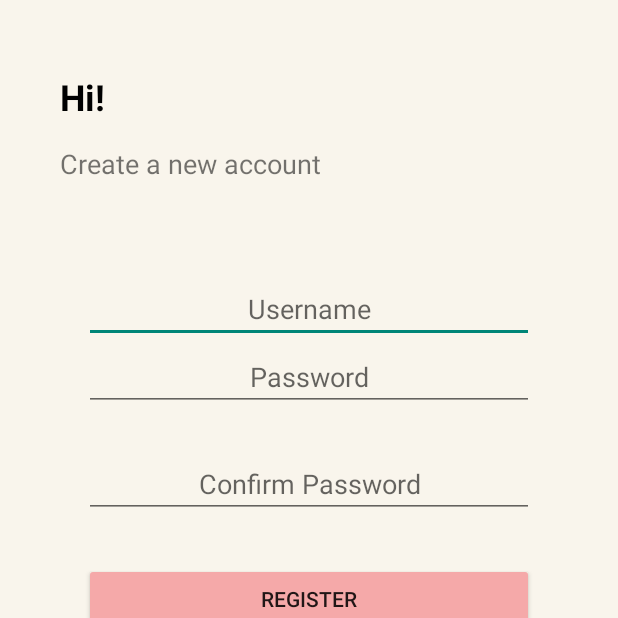
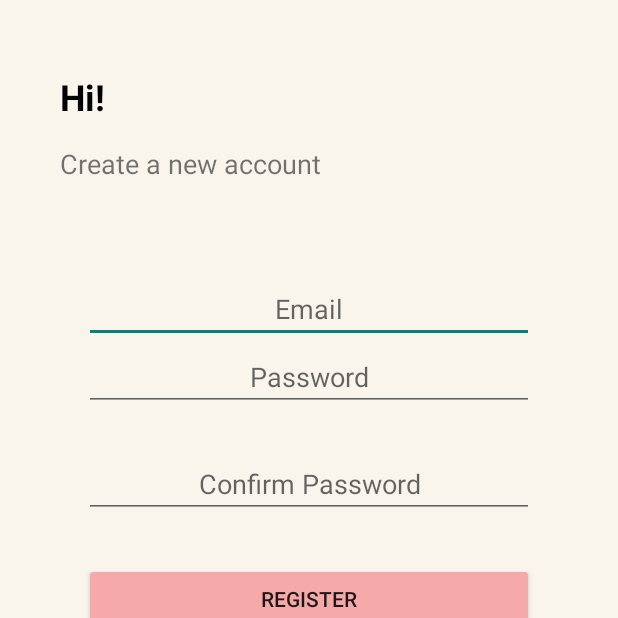
Before and after one commit to Pearl-Dsilva/AR_Learning, an Android app built with Jetpack Compose: the RegisterActivity screen opened directly, with no data from a screen before it, after a tap on "REGISTER", on a phone screen of 412 x 824 dp, the top half of it. Run offline under Robolectric (Android 15) with nearby library versions, the phone set to English and light mode, and no system bars; our stand-ins replace Firebase (no records; nobody signed in at launch, a user with empty details on screens opened directly).

Commit message:
added test cases and fixed login, register pages 09/07/2024

```diff
--- a/app/src/main/AndroidManifest.xml
+++ b/app/src/main/AndroidManifest.xml
@@ -80,8 +80,7 @@
         <activity
             android:name="com.sproj.arimagerecognizer.MainActivity"
             android:configChanges="orientation|screenSize|screenLayout|keyboardHidden"
-            android:exported="true"
-            android:screenOrientation="fullSensor">
+            android:exported="true">
             <intent-filter>
                 <action android:name="android.intent.action.MAIN" />
 
--- a/app/src/main/java/com/sproj/arimagerecognizer/RegisterActivity.java
+++ b/app/src/main/java/com/sproj/arimagerecognizer/RegisterActivity.java
@@ -19,6 +19,7 @@ public class RegisterActivity extends AppCompatActivity {
 
     private FirebaseAuth mAuth;
     private static final String TAG = "RegisterActivity";
+    private View loadingIndicatorReg;
 
     @Override
     protected void onCreate(Bundle savedInstanceState) {
@@ -29,13 +30,15 @@ public class RegisterActivity extends AppCompatActivity {
         final EditText usernameEditText = findViewById(R.id.editTextNewUsername);
         final EditText passwordEditText = findViewById(R.id.editTextNewPassword);
         final EditText confirmPasswordEditText = findViewById(R.id.editTextConfirmPassword);
+          loadingIndicatorReg = findViewById(R.id.loadingIndicatorReg);
+
         Button registerButton = findViewById(R.id.button_register_enter);
 
         // Set click listener for the register button
         registerButton.setOnClickListener(v -> {
-            String username = usernameEditText.getText().toString();
-            String password = passwordEditText.getText().toString();
-            String confirmPassword = confirmPasswordEditText.getText().toString();
+            String username = usernameEditText.getText().toString().trim();
+            String password = passwordEditText.getText().toString().trim();
+            String confirmPassword = confirmPasswordEditText.getText().toString().trim();
 
             registerNewUser(username, password, confirmPassword);
         });
@@ -44,25 +47,29 @@ public class RegisterActivity extends AppCompatActivity {
 
     private void registerNewUser(String email, String password, String confirmPassword) {
 
-        if (!(validateEmail(email) && validatePassword(password) && validateConfirmPassword(password, confirmPassword)))
+        if (!(validateEmail(email) && validatePassword(password) && validateConfirmPassword(password, confirmPassword))) {
             return;
+        }
+
+        loadingIndicatorReg.setVisibility(View.VISIBLE);
 
         mAuth.createUserWithEmailAndPassword(email, password)
                 .addOnSuccessListener(success -> {
                     startActivity(new Intent(this, HomeActivity.class));
                     finish();
                 })
-                .addOnFailureListener(failure -> Toast.makeText(this, failure.getMessage(), Toast.LENGTH_SHORT).show());
+                .addOnFailureListener(failure -> Toast.makeText(this, failure.getMessage(), Toast.LENGTH_SHORT).show())
+                .addOnCompleteListener(complete-> loadingIndicatorReg.setVisibility(View.GONE));
     }
 
     private boolean validateEmail(String email) {
-        AuthenticationResult result = Validation.emailValidator(email);
+        AuthenticationResult result = Validation.emailValidator(email.trim());
         if (!result.result) Toast.makeText(this, result.message, Toast.LENGTH_LONG).show();
         return result.result;
     }
 
     private boolean validatePassword(String password) {
-        AuthenticationResult result = Validation.passwordValidator(password);
+        AuthenticationResult result = Validation.passwordValidator(password.trim());
         Log.d(TAG, "validatePassword: " + result.message + " : " + result.result);
         if (!result.result) Toast.makeText(this, result.message, Toast.LENGTH_LONG).show();
         return result.result;
@@ -78,6 +85,6 @@ public class RegisterActivity extends AppCompatActivity {
         // Intent to open the login activity
         Intent intent = new Intent(this, LoginActivity.class);
         startActivity(intent);
-        finish(); // Optional: if you want to close the registration screen after going to the login
+        finish();
     }
 }
--- a/app/src/main/res/layout/activity_quiz.xml
+++ b/app/src/main/res/layout/activity_quiz.xml
@@ -98,6 +98,7 @@
             style="?android:attr/progressBarStyle"
             android:layout_width="wrap_content"
             android:layout_height="wrap_content"
+            android:indeterminateTint="#ffffff"
             app:layout_constraintBottom_toBottomOf="parent"
             app:layout_constraintEnd_toEndOf="parent"
             app:layout_constraintStart_toStartOf="parent"
@@ -109,7 +110,7 @@
             android:layout_height="wrap_content"
             android:layout_marginTop="16dp"
             android:text="Loading... Please Wait"
-            android:textColor="#00FFE7"
+            android:textColor="#FFFFFF"
             app:layout_constraintEnd_toEndOf="parent"
             app:layout_constraintStart_toStartOf="parent"
             app:layout_constraintTop_toBottomOf="@+id/progressBar" />
--- a/app/src/main/res/layout/activity_register.xml
+++ b/app/src/main/res/layout/activity_register.xml
@@ -9,6 +9,7 @@
     tools:context="com.sproj.arimagerecognizer.RegisterActivity">
 
     <!-- Title Text -->
+
     <TextView
         android:id="@+id/textViewTitle"
         android:layout_width="0dp"
@@ -43,11 +44,11 @@
         android:layout_width="300dp"
         android:layout_height="wrap_content"
         android:layout_marginTop="62dp"
-        android:hint="Username"
+        android:hint="Email"
         android:textAlignment="center"
-        app:layout_constraintTop_toBottomOf="@+id/textViewSubtitle"
+        app:layout_constraintEnd_toEndOf="parent"
         app:layout_constraintStart_toStartOf="parent"
-        app:layout_constraintEnd_toEndOf="parent" />
+        app:layout_constraintTop_toBottomOf="@+id/textViewSubtitle" />
 
 
     <!--        android:background="@drawable/spinner_background"-->
@@ -103,5 +104,40 @@
         android:layout_marginBottom="32dp"
         android:onClick="onSignInClick"/>
 
+    <androidx.constraintlayout.widget.ConstraintLayout
+        android:id="@+id/loadingIndicatorReg"
+        android:layout_width="match_parent"
+        android:layout_height="match_parent"
+        android:background="#805D615B"
+        android:elevation="100dp"
+        android:visibility="gone"
+        app:layout_constraintBottom_toBottomOf="parent"
+        app:layout_constraintEnd_toEndOf="parent"
+        app:layout_constraintStart_toStartOf="parent"
+        app:layout_constraintTop_toTopOf="parent">
+
+        <TextView
+            android:id="@+id/textView4"
+            android:layout_width="wrap_content"
+            android:layout_height="wrap_content"
+            android:layout_marginTop="50dp"
+            android:text="Loading..."
+            android:textColor="#FFFFFF"
+            app:layout_constraintEnd_toEndOf="parent"
+            app:layout_constraintStart_toStartOf="parent"
+            app:layout_constraintTop_toBottomOf="@+id/progressBar2" />
+
+        <ProgressBar
+            android:id="@+id/progressBar2"
+            style="?android:attr/progressBarStyle"
+            android:layout_width="wrap_content"
+            android:layout_height="wrap_content"
+            android:indeterminateTint="#F8F8F8"
+            app:layout_constraintBottom_toBottomOf="parent"
+            app:layout_constraintEnd_toEndOf="parent"
+            app:layout_constraintStart_toStartOf="parent"
+            app:layout_constraintTop_toTopOf="parent" />
+    </androidx.constraintlayout.widget.ConstraintLayout>
+
 
 </androidx.constraintlayout.widget.ConstraintLayout>
--- a/app/src/main/res/values/themes.xml
+++ b/app/src/main/res/values/themes.xml
@@ -31,5 +31,7 @@
         </item>
         <item name="colorOnSurface">@color/black</item>
         <!-- Customize your theme here. -->
+
+        <item name="progressBarStyle">@color/black</item>
     </style>
 </resources>
--- a/build.gradle
+++ b/build.gradle
@@ -1,6 +1,6 @@
 // Top-level build file where you can add configuration options common to all sub-projects/modules.
 buildscript {
-    ext.kotlin_version = '1.9.23'
+    ext.kotlin_version = '2.0.0'
     repositories {
         google()
         mavenCentral()
@@ -8,7 +8,7 @@ buildscript {
     dependencies {
         classpath 'com.android.tools.build:gradle:8.3.2'
         classpath "org.jetbrains.kotlin:kotlin-gradle-plugin:$kotlin_version"
-        classpath 'com.google.gms:google-services:4.4.1'
+        classpath 'com.google.gms:google-services:4.4.2'
 
         // NOTE: Do not place your application dependencies here; they belong
         // in the individual module build.gradle files
```
Also changed, not shown: app/build.gradle (+20 -19 lines), app/src/main/java/com/sproj/arimagerecognizer/LoginActivity.java (+15 -6 lines), app/src/main/java/com/sproj/arimagerecognizer/MainActivity.java (+7 -5 lines), app/src/main/java/com/sproj/arimagerecognizer/UserProfileActivity.java (+24 -17 lines), app/src/main/java/com/sproj/arimagerecognizer/arhelper/ml/MainActivityView.kt (+8 -0 lines), app/src/main/res/layout/activity_login.xml (+37 -4 lines), app/src/main/res/layout/activity_main.xml (+39 -3 lines), 1 other file.
